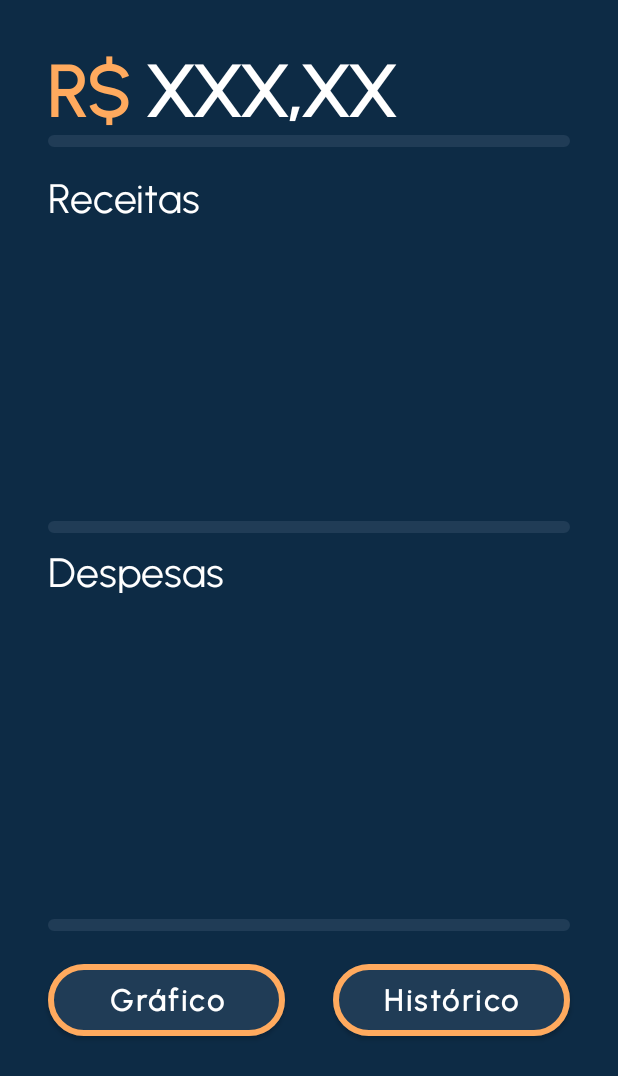
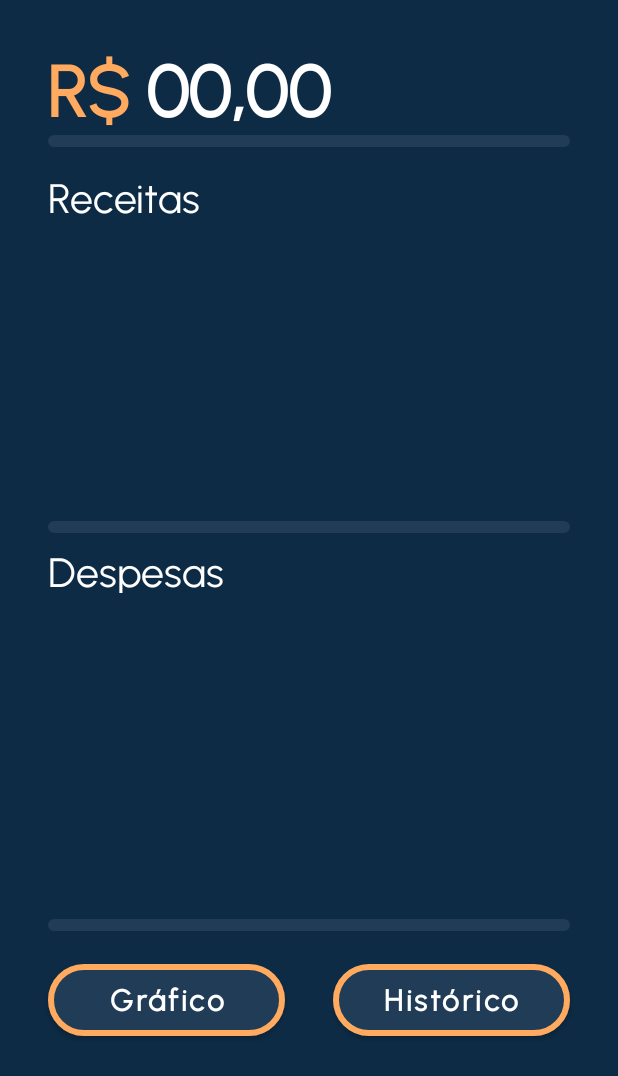
Before and after one commit to LuccaBarroso/Revenuer, an Android app: the MainActivity screen opened directly, with no data from a screen before it, on a phone screen of 412 x 824 dp. Shown: the top 1076 px of the screen. Run offline under Robolectric (Android 15) with nearby library versions, the phone set to English and light mode, and no system bars; our stand-ins replace Firebase (no records; nobody signed in at launch, a user with empty details on screens opened directly); 4 statements that could not run were skipped.

Commit message:
app final completed

```diff
--- a/app/src/main/res/layout/activity_main.xml
+++ b/app/src/main/res/layout/activity_main.xml
@@ -23,7 +23,7 @@
         android:layout_width="0dp"
         android:layout_height="90dp"
         android:gravity="bottom|center|left"
-        android:text="XXX,XX"
+        android:text="00,00"
         android:textColor="#FFFFFF"
         android:textSize="48dp"
         android:textStyle="bold"
```
Also changed, not shown: app/src/main/java/com/example/revenuer/activity/OperationActivity.kt (+6 -4 lines).
